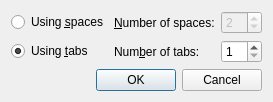
The window that app/editindentdialog.ui (fhackenberger/ktikz) describes before a commit, drawn with Qt 5.
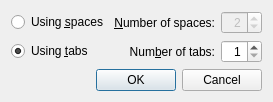
The same window after the commit.

```diff
--- a/app/editindentdialog.ui
+++ b/app/editindentdialog.ui
@@ -19,7 +19,10 @@
        <property name="text" >
         <string>&amp;Number of spaces:</string>
        </property>
-       <property name="buddy" >
+       <property name="alignment">
+        <set>Qt::AlignRight|Qt::AlignTrailing|Qt::AlignVCenter</set>
+       </property>
+       <property name="buddy">
         <cstring>spinBoxSpaces</cstring>
        </property>
       </widget>
@@ -35,7 +38,10 @@
          <verstretch>0</verstretch>
         </sizepolicy>
        </property>
-       <property name="minimum" >
+       <property name="alignment">
+        <set>Qt::AlignRight|Qt::AlignTrailing|Qt::AlignVCenter</set>
+       </property>
+       <property name="minimum">
         <number>1</number>
        </property>
        <property name="value" >
@@ -58,7 +64,10 @@
        <property name="text" >
         <string>Num&amp;ber of tabs:</string>
        </property>
-       <property name="buddy" >
+       <property name="alignment">
+        <set>Qt::AlignRight|Qt::AlignTrailing|Qt::AlignVCenter</set>
+       </property>
+       <property name="buddy">
         <cstring>spinBoxTabs</cstring>
        </property>
       </widget>
@@ -71,7 +80,10 @@
          <verstretch>0</verstretch>
         </sizepolicy>
        </property>
-       <property name="minimum" >
+       <property name="alignment">
+        <set>Qt::AlignRight|Qt::AlignTrailing|Qt::AlignVCenter</set>
+       </property>
+       <property name="minimum">
         <number>1</number>
        </property>
       </widget>
```
Left out of the diff: 81 changed lines with no effect on the pictures.
